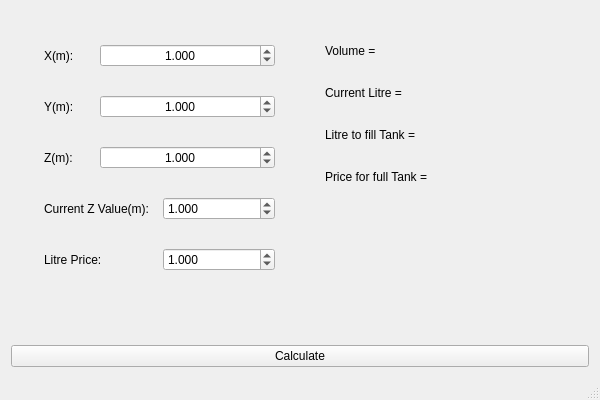
Above: Volume_of_Cubic_Object/mainwindow.ui from JohnCrabs/Calculate_Volume_Litre_for_Tank before the change. Below: the same form after it.
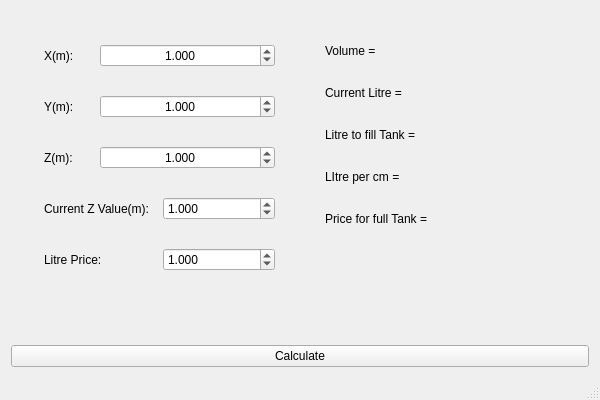
That is the form after the change.

```diff
--- a/Volume_of_Cubic_Object/mainwindow.ui
+++ b/Volume_of_Cubic_Object/mainwindow.ui
@@ -293,6 +293,32 @@
             </layout>
            </widget>
           </item>
+          <item>
+           <widget class="QWidget" name="LitrePerCM" native="true">
+            <layout class="QHBoxLayout" name="horizontalLayout_11">
+             <item>
+              <widget class="QLabel" name="LitrePerCmLabel">
+               <property name="maximumSize">
+                <size>
+                 <width>120</width>
+                 <height>16777215</height>
+                </size>
+               </property>
+               <property name="text">
+                <string>LItre per cm =</string>
+               </property>
+              </widget>
+             </item>
+             <item>
+              <widget class="QLabel" name="litrePerCMvalue">
+               <property name="text">
+                <string/>
+               </property>
+              </widget>
+             </item>
+            </layout>
+           </widget>
+          </item>
           <item>
            <widget class="QWidget" name="PriceToFill" native="true">
             <layout class="QHBoxLayout" name="horizontalLayout_10">
```
